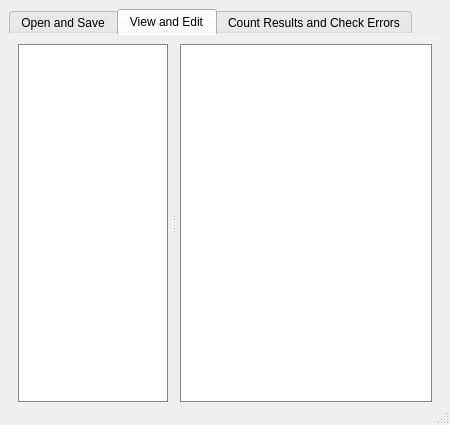
Before: the Qt Designer form common/assets/ui/mainwindow.ui in lachesis17/AGS-GUI, drawn with Qt 5.
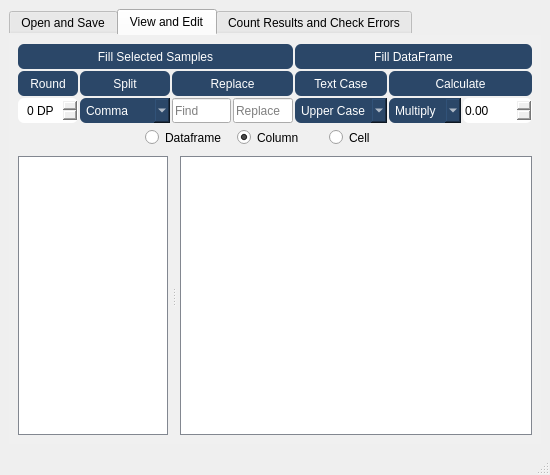
After: the same form once the commit is applied. The open tabs and pages were chosen to show the change. Custom widgets are drawn as their Qt base class.

Commit message:
v4.62 - add dataframe processor
- fix main not calling exception hook
- change model datatype display
- add dataframe processor class
- increase gui min size to accommodate new ui elements
- need to call self.update_table_data() to update the data in ags_handler since tables are not saved from the current state of the df in the model

The edit to the form file:
```diff
--- a/common/assets/ui/mainwindow.ui
+++ b/common/assets/ui/mainwindow.ui
@@ -6,8 +6,8 @@
    <rect>
     <x>0</x>
     <y>0</y>
-    <width>450</width>
-    <height>425</height>
+    <width>550</width>
+    <height>475</height>
    </rect>
   </property>
   <property name="sizePolicy">
@@ -18,8 +18,8 @@
   </property>
   <property name="minimumSize">
    <size>
-    <width>450</width>
-    <height>425</height>
+    <width>550</width>
+    <height>475</height>
    </size>
   </property>
   <property name="windowTitle">
@@ -32,7 +32,7 @@
      <height>420</height>
     </size>
    </property>
-   <layout class="QHBoxLayout" name="horizontalLayout_13">
+   <layout class="QVBoxLayout" name="verticalLayout_4">
     <item>
      <widget class="QTabWidget" name="tabWidget">
       <property name="sizePolicy">
@@ -1206,9 +1206,692 @@
        <attribute name="title">
         <string>View and Edit</string>
        </attribute>
-       <layout class="QHBoxLayout" name="horizontalLayout_20">
+       <layout class="QVBoxLayout" name="verticalLayout_9">
+        <item>
+         <layout class="QVBoxLayout" name="verticalLayout_11">
+          <property name="spacing">
+           <number>2</number>
+          </property>
+          <item>
+           <layout class="QGridLayout" name="gridLayout_8" rowstretch="0,0,0" columnstretch="1,1,1,1,1,1,1">
+            <item row="1" column="4">
+             <widget class="QPushButton" name="case_but">
+              <property name="minimumSize">
+               <size>
+                <width>0</width>
+                <height>25</height>
+               </size>
+              </property>
+              <property name="styleSheet">
+               <string notr="true">QPushButton {
+    border-radius: 6px;
+	font: 9pt &quot;Segoe UI&quot;;
+    background: #2b4768;
+    color: white;
+	padding:2px;
+}
+
+QPushButton:selected { 
+    color: black;
+}
+
+QPushButton:hover {
+    background: #6bb7dd;
+}
+
+QPushButton:disabled { 
+    color: #999999;
+}</string>
+              </property>
+              <property name="text">
+               <string>Text Case</string>
+              </property>
+             </widget>
+            </item>
+            <item row="2" column="4">
+             <widget class="QComboBox" name="case_combo">
+              <property name="minimumSize">
+               <size>
+                <width>0</width>
+                <height>25</height>
+               </size>
+              </property>
+              <property name="styleSheet">
+               <string notr="true">QComboBox {
+	font: 9pt &quot;Segoe UI&quot;;	
+    background: #2b4768;
+    color: white;
+    border-radius: 6px;
+	padding: 2px;
+	padding-left: 6px;
+}
+
+QComboBox:selected {
+    color: black;
+}
+
+QComboBox:hover {
+    background: #6bb7dd;
+}
+
+QComboBox::drop-down {
+    subcontrol-origin: center;
+}
+
+QComboBox:disabled { 
+    color: #999999;
+}
+
+QComboBox:enabled { 
+    color: white;
+}
+
+QComboBox QAbstractItemView{
+	font: 9pt &quot;Segoe UI&quot;;	
+	background-color: #f0f0f0;
+	selection-background-color: #6bb7dd;
+    border-radius: 0px;
+	padding: 2px;
+}</string>
+              </property>
+              <item>
+               <property name="text">
+                <string>Upper Case</string>
+               </property>
+              </item>
+              <item>
+               <property name="text">
+                <string>Lower Case</string>
+               </property>
+              </item>
+              <item>
+               <property name="text">
+                <string>Capitalise</string>
+               </property>
+              </item>
+             </widget>
+            </item>
+            <item row="1" column="0">
+             <widget class="QPushButton" name="format_but">
+              <property name="sizePolicy">
+               <sizepolicy hsizetype="Preferred" vsizetype="Fixed">
+                <horstretch>0</horstretch>
+                <verstretch>0</verstretch>
+               </sizepolicy>
+              </property>
+              <property name="minimumSize">
+               <size>
+                <width>0</width>
+                <height>25</height>
+               </size>
+              </property>
+              <property name="styleSheet">
+               <string notr="true">QPushButton {
+    border-radius: 6px;
+	font: 9pt &quot;Segoe UI&quot;;
+    background: #2b4768;
+    color: white;
+	padding:2px;
+}
+
+QPushButton:selected { 
+    color: black;
+}
+
+QPushButton:hover {
+    background: #6bb7dd;
+}
+
+QPushButton:disabled { 
+    color: #999999;
+}</string>
+              </property>
+              <property name="text">
+               <string>Round</string>
+              </property>
+             </widget>
+            </item>
+            <item row="2" column="5">
+             <widget class="QComboBox" name="calc_combo">
+              <property name="minimumSize">
+               <size>
+                <width>0</width>
+                <height>25</height>
+               </size>
+              </property>
+              <property name="styleSheet">
+               <string notr="true">QComboBox {
+	font: 9pt &quot;Segoe UI&quot;;	
+    background: #2b4768;
+    color: white;
+    border-radius: 6px;
+	padding: 2px;
+	padding-left: 6px;
+}
+
+QComboBox:selected {
+    color: black;
+}
+
+QComboBox:hover {
+    background: #6bb7dd;
+}
+
+QComboBox::drop-down {
+    subcontrol-origin: center;
+}
+
+QComboBox:disabled { 
+    color: #999999;
+}
+
+QComboBox:enabled { 
+    color: white;
+}
+
+QComboBox QAbstractItemView{
+	font: 9pt &quot;Segoe UI&quot;;	
+	background-color: #f0f0f0;
+	selection-background-color: #6bb7dd;
+    border-radius: 0px;
+	padding: 2px;
+}</string>
+              </property>
+              <item>
+               <property name="text">
+                <string>Multiply</string>
+               </property>
+              </item>
+              <item>
+               <property name="text">
+                <string>Divide</string>
+               </property>
+              </item>
+              <item>
+               <property name="text">
+                <string>Add</string>
+               </property>
+              </item>
+              <item>
+               <property name="text">
+                <string>Subtract</string>
+               </property>
+              </item>
+              <item>
+               <property name="text">
+                <string>Average</string>
+               </property>
+              </item>
+             </widget>
+            </item>
+            <item row="1" column="1">
+             <widget class="QPushButton" name="split_but">
+              <property name="minimumSize">
+               <size>
+                <width>0</width>
+                <height>25</height>
+               </size>
+              </property>
+              <property name="styleSheet">
+               <string notr="true">QPushButton {
+    border-radius: 6px;
+	font: 9pt &quot;Segoe UI&quot;;
+    background: #2b4768;
+    color: white;
+	padding:2px;
+}
+
+QPushButton:selected { 
+    color: black;
+}
+
+QPushButton:hover {
+    background: #6bb7dd;
+}
+
+QPushButton:disabled { 
+    color: #999999;
+}</string>
+              </property>
+              <property name="text">
+               <string>Split</string>
+              </property>
+             </widget>
+            </item>
+            <item row="2" column="3">
+             <widget class="QLineEdit" name="replace_with_edit">
+              <property name="sizePolicy">
+               <sizepolicy hsizetype="Expanding" vsizetype="Fixed">
+                <horstretch>1</horstretch>
+                <verstretch>0</verstretch>
+               </sizepolicy>
+              </property>
+              <property name="minimumSize">
+               <size>
+                <width>0</width>
+                <height>25</height>
+               </size>
+              </property>
+              <property name="styleSheet">
+               <string notr="true"/>
+              </property>
+              <property name="placeholderText">
+               <string>Replace</string>
+              </property>
+             </widget>
+            </item>
+            <item row="2" column="6">
+             <widget class="QDoubleSpinBox" name="calc_spin">
+              <property name="minimumSize">
+               <size>
+                <width>0</width>
+                <height>25</height>
+               </size>
+              </property>
+              <property name="styleSheet">
+               <string notr="true">QDoubleSpinBox{
+    border-radius: 6px;
+}</string>
+              </property>
+              <property name="minimum">
+               <double>-2000.000000000000000</double>
+              </property>
+              <property name="maximum">
+               <double>2000.000000000000000</double>
+              </property>
+             </widget>
+            </item>
+            <item row="2" column="1">
+             <widget class="QComboBox" name="delimit_combo">
+              <property name="minimumSize">
+               <size>
+                <width>0</width>
+                <height>25</height>
+               </size>
+              </property>
+              <property name="styleSheet">
+               <string notr="true">QComboBox {
+	font: 9pt &quot;Segoe UI&quot;;	
+    background: #2b4768;
+    color: white;
+    border-radius: 6px;
+	padding: 2px;
+	padding-left: 6px;
+}
+
+QComboBox:selected {
+    color: black;
+}
+
+QComboBox:hover {
+    background: #6bb7dd;
+}
+
+QComboBox::drop-down {
+    subcontrol-origin: center;
+}
+
+QComboBox:disabled { 
+    color: #999999;
+}
+
+QComboBox:enabled { 
+    color: white;
+}
+
+QComboBox QAbstractItemView{
+	font: 9pt &quot;Segoe UI&quot;;	
+	background-color: #f0f0f0;
+	selection-background-color: #6bb7dd;
+    border-radius: 0px;
+	padding: 2px;
+}</string>
+              </property>
+              <item>
+               <property name="text">
+                <string>Comma</string>
+               </property>
+              </item>
+              <item>
+               <property name="text">
+                <string>Hyphen</string>
+               </property>
+              </item>
+              <item>
+               <property name="text">
+                <string>Underscore</string>
+               </property>
+              </item>
+              <item>
+               <property name="text">
+                <string>Space</string>
+               </property>
+              </item>
+              <item>
+               <property name="text">
+                <string>Decimal</string>
+               </property>
+              </item>
+              <item>
+               <property name="text">
+                <string>Colon</string>
+               </property>
+              </item>
+              <item>
+               <property name="text">
+                <string>Semi-colon</string>
+               </property>
+              </item>
+             </widget>
+            </item>
+            <item row="2" column="2">
+             <widget class="QLineEdit" name="replace_find_edit">
+              <property name="sizePolicy">
+               <sizepolicy hsizetype="Preferred" vsizetype="Fixed">
+                <horstretch>1</horstretch>
+                <verstretch>0</verstretch>
+               </sizepolicy>
+              </property>
+              <property name="minimumSize">
+               <size>
+                <width>0</width>
+                <height>25</height>
+               </size>
+              </property>
+              <property name="styleSheet">
+               <string notr="true"/>
+              </property>
+              <property name="placeholderText">
+               <string>Find</string>
+              </property>
+             </widget>
+            </item>
+            <item row="1" column="2" colspan="2">
+             <widget class="QPushButton" name="replace_but">
+              <property name="minimumSize">
+               <size>
+                <width>0</width>
+                <height>25</height>
+               </size>
+              </property>
+              <property name="styleSheet">
+               <string notr="true">QPushButton {
+    border-radius: 6px;
+	font: 9pt &quot;Segoe UI&quot;;
+    background: #2b4768;
+    color: white;
+	padding:2px;
+}
+
+QPushButton:selected { 
+    color: black;
+}
+
+QPushButton:hover {
+    background: #6bb7dd;
+}
+
+QPushButton:disabled { 
+    color: #999999;
+}</string>
+              </property>
+              <property name="text">
+               <string>Replace</string>
+              </property>
+             </widget>
+            </item>
+            <item row="2" column="0">
+             <widget class="QSpinBox" name="format_spin">
+              <property name="sizePolicy">
+               <sizepolicy hsizetype="Preferred" vsizetype="Fixed">
+                <horstretch>0</horstretch>
+                <verstretch>0</verstretch>
+               </sizepolicy>
+              </property>
+              <property name="minimumSize">
+               <size>
+                <width>0</width>
+                <height>25</height>
+               </size>
+              </property>
+              <property name="styleSheet">
+               <string notr="true">QSpinBox{
+    border-radius: 6px;
+}</string>
+              </property>
+              <property name="alignment">
+               <set>Qt::AlignCenter</set>
+              </property>
+              <property name="suffix">
+               <string> DP</string>
+              </property>
+              <property name="prefix">
+               <string/>
+              </property>
+             </widget>
+            </item>
+            <item row="0" column="4" colspan="3">
+             <widget class="QPushButton" name="fill_but">
+              <property name="minimumSize">
+               <size>
+                <width>0</width>
+                <height>25</height>
+               </size>
+              </property>
+              <property name="toolTip">
+               <string>This will fill all nan values as empty strings. If a column has only one unique value, it will fill the rest of the column with that value. If a column contains only Integers formatted as Floats, it will convert them to Integer and empty strings.</string>
+              </property>
+              <property name="styleSheet">
+               <string notr="true">QPushButton {
+    border-radius: 6px;
+	font: 9pt &quot;Segoe UI&quot;;
+    background: #2b4768;
+    color: white;
+	padding:2px;
+}
+
+QPushButton:selected { 
+    color: black;
+}
+
+QPushButton:hover {
+    background: #6bb7dd;
+}
+
+QPushButton:disabled { 
+    color: #999999;
+}</string>
+              </property>
+              <property name="text">
+               <string>Fill DataFrame</string>
+              </property>
+             </widget>
+            </item>
+            <item row="1" column="5" colspan="2">
+             <widget class="QPushButton" name="calc_but">
+              <property name="minimumSize">
+               <size>
+                <width>0</width>
+                <height>25</height>
+               </size>
+              </property>
+              <property name="styleSheet">
+               <string notr="true">QPushButton {
+    border-radius: 6px;
+	font: 9pt &quot;Segoe UI&quot;;
+    background: #2b4768;
+    color: white;
+	padding:2px;
+}
+
+QPushButton:selected { 
+    color: black;
+}
+
+QPushButton:hover {
+    background: #6bb7dd;
+}
+
+QPushButton:disabled { 
+    color: #999999;
+}</string>
+              </property>
+              <property name="text">
+               <string>Calculate</string>
+              </property>
+             </widget>
+            </item>
+            <item row="0" column="0" colspan="4">
+             <widget class="QPushButton" name="fill_samples_but">
+              <property name="minimumSize">
+               <size>
+                <width>0</width>
+                <height>25</height>
+               </size>
+              </property>
+              <property name="toolTip">
+               <string>This will forward fill empty values in selected columns with the last non-nan value, which is perfect for sample data to match the length of arrays.</string>
+              </property>
+              <property name="styleSheet">
+               <string notr="true">QPushButton {
+    border-radius: 6px;
+	font: 9pt &quot;Segoe UI&quot;;
+    background: #2b4768;
+    color: white;
+	padding:2px;
+}
+
+QPushButton:selected { 
+    color: black;
+}
+
+QPushButton:hover {
+    background: #6bb7dd;
+}
+
+QPushButton:disabled { 
+    color: #999999;
+}</string>
+              </property>
+              <property name="text">
+               <string>Fill Selected Samples</string>
+              </property>
+             </widget>
+            </item>
+           </layout>
+          </item>
+          <item>
+           <layout class="QGridLayout" name="gridLayout_10" columnstretch="0,0,0,0,0">
+            <property name="horizontalSpacing">
+             <number>12</number>
+            </property>
+            <item row="0" column="0">
+             <spacer name="horizontalSpacer_6">
+              <property name="orientation">
+               <enum>Qt::Horizontal</enum>
+              </property>
+              <property name="sizeType">
+               <enum>QSizePolicy::MinimumExpanding</enum>
+              </property>
+              <property name="sizeHint" stdset="0">
+               <size>
+                <width>40</width>
+                <height>20</height>
+               </size>
+              </property>
+             </spacer>
+            </item>
+            <item row="0" column="3">
+             <widget class="QRadioButton" name="cell_radio">
+              <property name="minimumSize">
+               <size>
+                <width>80</width>
+                <height>25</height>
+               </size>
+              </property>
+              <property name="styleSheet">
+               <string notr="true">QRadioButton
+{
+padding-left: 2px;
+}</string>
+              </property>
+              <property name="text">
+               <string>Cell</string>
+              </property>
+             </widget>
+            </item>
+            <item row="0" column="2">
+             <widget class="QRadioButton" name="col_radio">
+              <property name="minimumSize">
+               <size>
+                <width>80</width>
+                <height>25</height>
+               </size>
+              </property>
+              <property name="styleSheet">
+               <string notr="true">QRadioButton
+{
+padding-left: 2px;
+}</string>
+              </property>
+              <property name="text">
+               <string>Column</string>
+              </property>
+              <property name="checked">
+               <bool>true</bool>
+              </property>
+             </widget>
+            </item>
+            <item row="0" column="1">
+             <widget class="QRadioButton" name="df_radio">
+              <property name="minimumSize">
+               <size>
+                <width>80</width>
+                <height>25</height>
+               </size>
+              </property>
+              <property name="styleSheet">
+               <string notr="true">QRadioButton
+{
+padding-left: 2px;
+}</string>
+              </property>
+              <property name="text">
+               <string>Dataframe</string>
+              </property>
+              <property name="checked">
+               <bool>false</bool>
+              </property>
+             </widget>
+            </item>
+            <item row="0" column="4">
+             <spacer name="horizontalSpacer_7">
+              <property name="orientation">
+               <enum>Qt::Horizontal</enum>
+              </property>
+              <property name="sizeType">
+               <enum>QSizePolicy::MinimumExpanding</enum>
+              </property>
+              <property name="sizeHint" stdset="0">
+               <size>
+                <width>40</width>
+                <height>20</height>
+               </size>
+              </property>
+             </spacer>
+            </item>
+           </layout>
+          </item>
+         </layout>
+        </item>
         <item>
          <widget class="QSplitter" name="splitter">
+          <property name="sizePolicy">
+           <sizepolicy hsizetype="Expanding" vsizetype="Preferred">
+            <horstretch>0</horstretch>
+            <verstretch>1</verstretch>
+           </sizepolicy>
+          </property>
           <property name="orientation">
            <enum>Qt::Horizontal</enum>
           </property>
```
Left out of the diff: 17 changed lines with no effect on the pictures. The commit also changes 4 other files.
